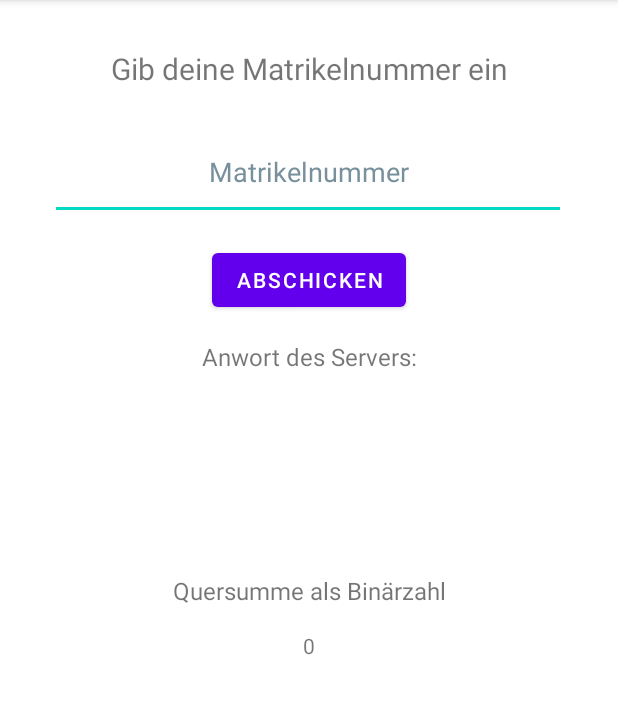
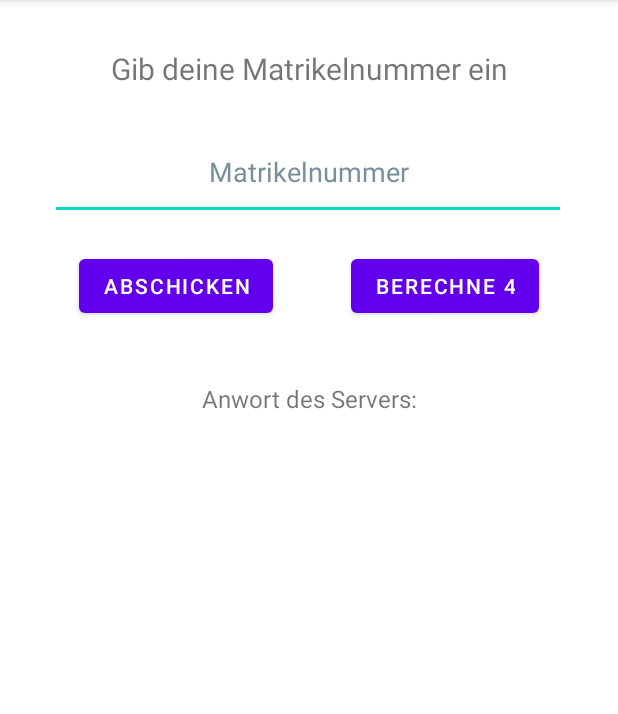
Before and after one commit to Pote16/UE-SE2-SS2022-Einzelbeispiel-Pototschnig, an Android app: the screen it shows after launch (MainActivity), after a tap on "ABSCHICKEN", on a phone screen of 412 x 824 dp, the part 84-798 px from its top. Run offline under Robolectric (Android 15) with nearby library versions, the phone set to English and light mode, and no system bars.

Commit message:
Updated Layout according to the instructions on the sheet. 2 Buttons. Same TestArea for Calculation and Server Response

```diff
--- a/app/src/main/java/com/example/einzelabgabe/MainActivity.java
+++ b/app/src/main/java/com/example/einzelabgabe/MainActivity.java
@@ -2,8 +2,8 @@ package com.example.einzelabgabe;
 
 import androidx.appcompat.app.AppCompatActivity;
 
+import android.annotation.SuppressLint;
 import android.os.Bundle;
-import android.util.Log;
 import android.widget.Button;
 import android.widget.EditText;
 import android.widget.TextView;
@@ -12,33 +12,41 @@ import android.widget.TextView;
 public class MainActivity extends AppCompatActivity {
 
     private Button btAbschicken;
+    private Button btBerechne4;
     private EditText txtEditMatrikelnummer;
     private TextView answer;
-    private TextView output;
+    private TextView heading;
 
     @Override
     protected void onCreate(Bundle savedInstanceState) {
         super.onCreate(savedInstanceState);
         setContentView(R.layout.activity_main);
 
-        btAbschicken = findViewById(R.id.send);
+        btAbschicken = findViewById(R.id.button_send);
+        btBerechne4 = findViewById(R.id.button_calculate);
         txtEditMatrikelnummer = findViewById(R.id.editMatrikelnummer);
         answer = findViewById(R.id.answerServer);
-        output = findViewById(R.id.output);
+        heading = findViewById(R.id.heading2);
 
         btAbschicken.setOnClickListener(view -> {
+            heading.setText(getString(R.string.heading2));
+            answer.setText("");
             //Meine Matrikelnummer: 51813675
             String matrikelnummer = txtEditMatrikelnummer.getText().toString();
             ThreadServer askServer = new ThreadServer(matrikelnummer, answer);
             new Thread(askServer).start();
+            //txtEditMatrikelnummer.setText("");
+        });
 
-            txtEditMatrikelnummer.setText("");
-
+        btBerechne4.setOnClickListener(view -> {
+            heading.setText(getString(R.string.heading3));
+            answer.setText("");
+            String matrikelnummer = txtEditMatrikelnummer.getText().toString();
             int quersumme = 0;
             for(char c : matrikelnummer.toCharArray()) {
                 quersumme += Integer.parseInt(String.valueOf(c));
             }
-            output.setText(Integer.toBinaryString(quersumme));
+            answer.setText(Integer.toBinaryString(quersumme));
             //Log.i("Quersumme",Integer.toString(quersumme));
         });
     }
--- a/app/src/main/res/layout/activity_main.xml
+++ b/app/src/main/res/layout/activity_main.xml
@@ -5,16 +5,16 @@
     android:layout_height="match_parent">
 
     <Button
-        android:id="@+id/send"
+        android:id="@+id/button_send"
         android:layout_width="wrap_content"
         android:layout_height="wrap_content"
-        android:layout_marginTop="16dp"
+        android:layout_marginTop="20dp"
         android:text="@string/button_send"
         android:textAlignment="center"
         android:visibility="visible"
         app:flow_horizontalAlign="center"
         app:flow_verticalAlign="center"
-        app:layout_constraintEnd_toEndOf="parent"
+        app:layout_constraintEnd_toStartOf="@+id/button_calculate"
         app:layout_constraintStart_toStartOf="parent"
         app:layout_constraintTop_toBottomOf="@+id/editMatrikelnummer" />
 
@@ -64,7 +64,7 @@
         android:visibility="visible"
         app:flow_horizontalAlign="center"
         app:flow_verticalAlign="center"
-        app:layout_constraintBottom_toTopOf="@+id/send"
+        app:layout_constraintBottom_toTopOf="@+id/button_send"
         app:layout_constraintEnd_toEndOf="parent"
         app:layout_constraintHorizontal_bias="0.492"
         app:layout_constraintStart_toStartOf="parent"
@@ -74,36 +74,23 @@
         android:id="@+id/heading2"
         android:layout_width="wrap_content"
         android:layout_height="wrap_content"
-        android:layout_marginTop="16dp"
+        android:layout_marginTop="40dp"
         android:text="@string/heading2"
         android:textSize="16sp"
         app:layout_constraintEnd_toEndOf="parent"
         app:layout_constraintStart_toStartOf="parent"
-        app:layout_constraintTop_toBottomOf="@+id/send" />
+        app:layout_constraintTop_toBottomOf="@+id/button_send" />
 
-    <TextView
-        android:id="@+id/heading3"
+    <Button
+        android:id="@+id/button_calculate"
         android:layout_width="wrap_content"
         android:layout_height="wrap_content"
-        android:layout_marginTop="16dp"
-        android:text="@string/heading3"
-        android:textAlignment="center"
-        android:textSize="16sp"
-        app:flow_horizontalAlign="center"
-        app:flow_verticalAlign="center"
+        android:layout_marginBottom="40dp"
+        android:text="@string/button_calculate"
+        app:layout_constraintBottom_toTopOf="@+id/heading2"
         app:layout_constraintEnd_toEndOf="parent"
-        app:layout_constraintStart_toStartOf="parent"
-        app:layout_constraintTop_toBottomOf="@+id/answerServer" />
-
-    <TextView
-        android:id="@+id/output"
-        android:layout_width="186dp"
-        android:layout_height="81dp"
-        android:layout_marginTop="16dp"
-        android:text="@string/output"
-        android:textAlignment="center"
-        app:layout_constraintEnd_toEndOf="parent"
-        app:layout_constraintStart_toStartOf="parent"
-        app:layout_constraintTop_toBottomOf="@+id/heading3" />
+        app:layout_constraintStart_toEndOf="@+id/button_send"
+        app:layout_constraintTop_toBottomOf="@+id/editMatrikelnummer"
+        app:layout_constraintVertical_bias="1.0" />
 
 </androidx.constraintlayout.widget.ConstraintLayout>
--- a/app/src/main/res/values/strings.xml
+++ b/app/src/main/res/values/strings.xml
@@ -1,6 +1,7 @@
 <resources>
     <string name="app_name" translatable="false">Einzelabgabe</string>
     <string name="button_send" translatable="false">Abschicken</string>
+    <string name="button_calculate" translatable="false">Berechne 4</string>
     <string name="edit_message" translatable="false">Matrikelnummer</string>
     <string name="heading1">Gib deine Matrikelnummer ein</string>
     <string name="answerServer"> </string>
```
